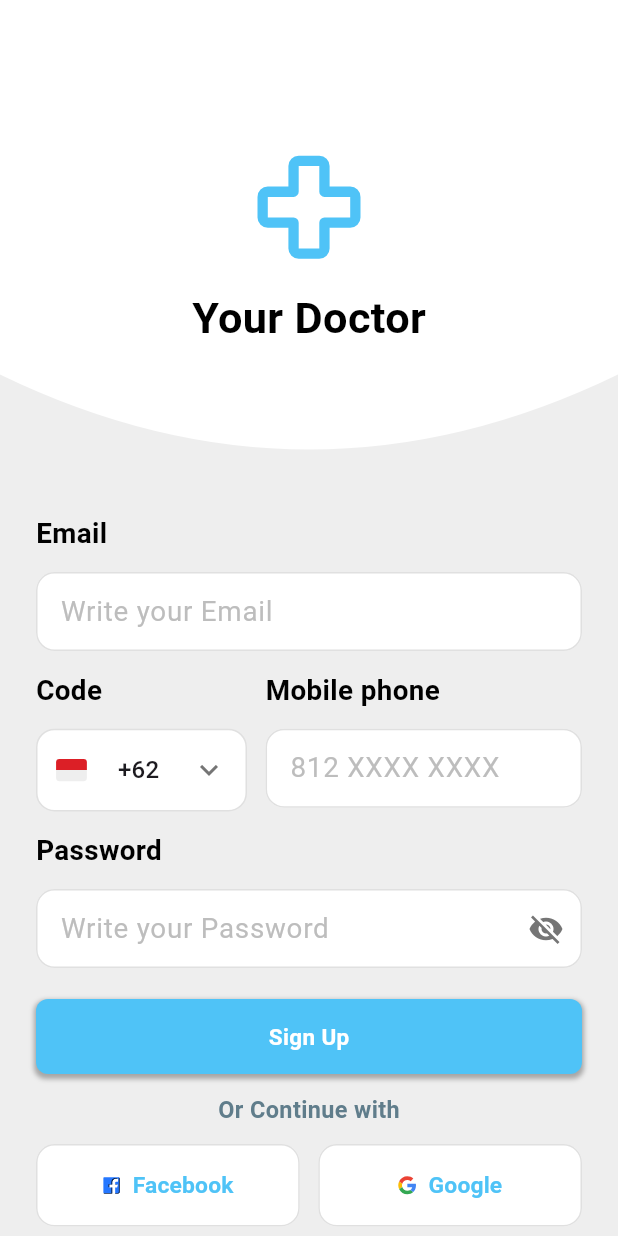
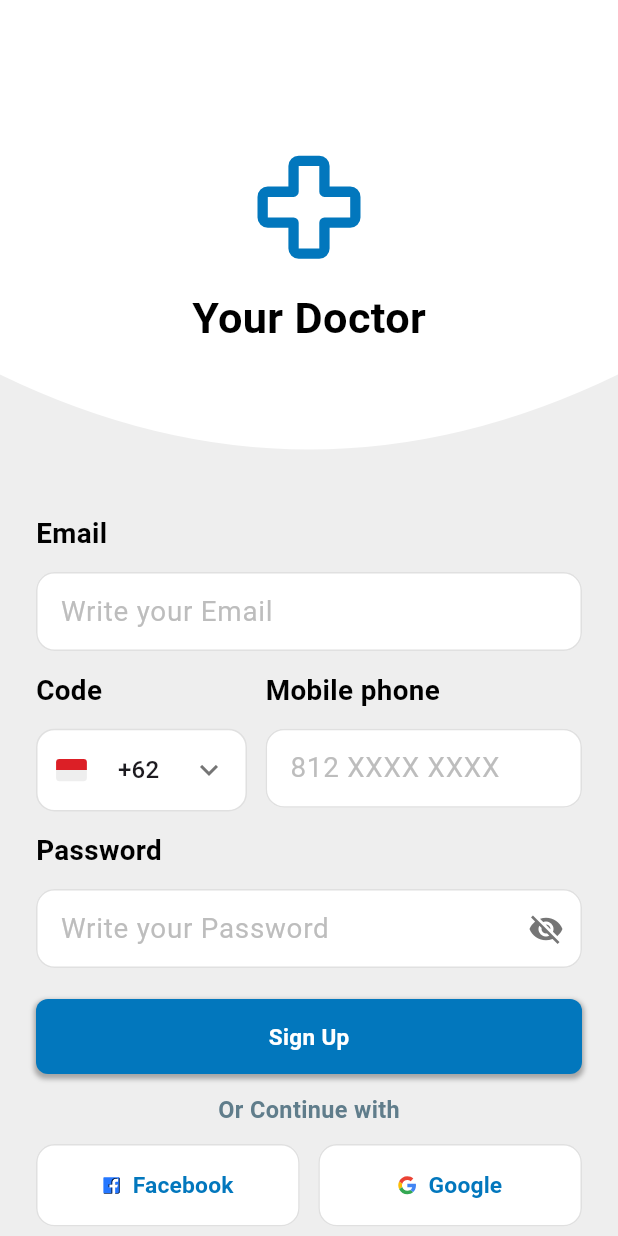
Before and after one commit to AATHILA/medicalApp, a Flutter app: the screen it shows after launch, after a tap on "Sign Up", on a phone screen of 412 x 824 dp. Run offline on Flutter 3.47's test engine with Material 3 defaults, Android fonts, the phone set to English and light mode, and no system bars; our stand-ins replace flutter_svg, shared_preferences; network calls fail.

Commit message:
Shared Preferences and Splash Screen Completed

```diff
--- a/lib/auth/login.dart
+++ b/lib/auth/login.dart
@@ -3,6 +3,7 @@ import 'package:flutter_svg/flutter_svg.dart';
 import 'package:medicalapp/auth/registration.dart';
 import 'package:medicalapp/const/custom_button.dart';
 import 'package:medicalapp/const/custom_text.dart';
+import 'package:shared_preferences/shared_preferences.dart';
 
 import '../main.dart';
 import '../screens/homescreen.dart';
@@ -18,6 +19,19 @@ class _LoginState extends State<Login> {
   final TextEditingController _emailController = TextEditingController();
   final TextEditingController _passwordController = TextEditingController();
   bool _obscurePassword = true;
+
+  setUsername()async{
+    String name=_emailController.text.split('@')[0];
+    userName = name[0].toUpperCase() + name.substring(1);
+
+    SharedPreferences prefs =await SharedPreferences.getInstance();
+    prefs.setString("username", userName);
+
+    Navigator.push(
+      context,
+      MaterialPageRoute(builder: (context) => HomeScreen()),
+    );
+  }
 
   @override
   Widget build(BuildContext context) {
@@ -38,7 +52,7 @@ class _LoginState extends State<Login> {
                   children: [
                     SvgPicture.asset(
                       "assets/svg/health-cross-firstaid.svg",
-                      color: Colors.lightBlue.shade300,
+                      color: Colors.lightBlue.shade800,
                       height: width * 0.2,
                     ),
                     SizedBox(height: width * 0.03),
@@ -94,7 +108,7 @@ class _LoginState extends State<Login> {
                             focusedBorder: OutlineInputBorder(
                               borderRadius: BorderRadius.circular(width * 0.03),
                               borderSide: BorderSide(
-                                color: Colors.lightBlue.shade300,
+                                color: Colors.lightBlue.shade800,
                               ),
                             ),
                             contentPadding: EdgeInsets.symmetric(
@@ -139,7 +153,7 @@ class _LoginState extends State<Login> {
                             focusedBorder: OutlineInputBorder(
                               borderRadius: BorderRadius.circular(width * 0.03),
                               borderSide: BorderSide(
-                                color: Colors.lightBlue.shade300,
+                                color: Colors.lightBlue.shade800,
                               ),
                             ),
                             suffixIcon: IconButton(
@@ -172,7 +186,7 @@ class _LoginState extends State<Login> {
                         onPressed: () {},
                         child: CustomText(
                           title: "Forgot your password?",
-                          color: Colors.lightBlue.shade300,
+                          color: Colors.lightBlue.shade800,
                           fontSize: width * 0.035,
                         ),
                       ),
@@ -182,13 +196,10 @@ class _LoginState extends State<Login> {
 
                     CustomButton(
                       onPressed: () {
-                        Navigator.push(
-                          context,
-                          MaterialPageRoute(builder: (context) => HomeScreen()),
-                        );
+                       setUsername();
                       },
                       text: "Sign In",
-                      backgroundColor: Colors.lightBlue.shade300,
+                      backgroundColor: Colors.lightBlue.shade800,
                     ),
 
                     SizedBox(height: width * 0.04),
@@ -211,7 +222,7 @@ class _LoginState extends State<Login> {
                             ),
                             label: CustomText(
                               title: "Facebook",
-                              color: Colors.lightBlue.shade300,
+                              color: Colors.lightBlue.shade800,
                               fontSize: width * 0.037,
                             ),
                             style: OutlinedButton.styleFrom(
@@ -239,7 +250,7 @@ class _LoginState extends State<Login> {
                             ),
                             label: CustomText(
                               title: "Google",
-                              color: Colors.lightBlue.shade300,
+                              color: Colors.lightBlue.shade800,
                               fontSize: width * 0.037,
                             ),
                             style: OutlinedButton.styleFrom(
@@ -265,6 +276,7 @@ class _LoginState extends State<Login> {
                         CustomText(title: "You don't have account?",fontWeight: FontWeight.bold,fontSize: width*0.038),
                         TextButton(
                           onPressed: () {
+
                             Navigator.push(
                               context,
                               MaterialPageRoute(builder: (context) => Registration()),
@@ -274,7 +286,7 @@ class _LoginState extends State<Login> {
                           child: CustomText(
                             title: "Sign Up",
                             fontSize: width * 0.04,
-                            color: Colors.lightBlue.shade300,
+                            color: Colors.lightBlue.shade800,
                             fontWeight: FontWeight.bold,
                           ),
                         ),
--- a/lib/auth/registration.dart
+++ b/lib/auth/registration.dart
@@ -38,7 +38,7 @@ class _RegistrationState extends State<Registration> {
                   children: [
                     SvgPicture.asset(
                       "assets/svg/health-cross-firstaid.svg",
-                      color: Colors.lightBlue.shade300,
+                      color: Colors.lightBlue.shade800,
                       height: width * 0.2,
                     ),
                     SizedBox(height: width * 0.03),
@@ -281,7 +281,7 @@ class _RegistrationState extends State<Registration> {
                                       width * 0.03,
                                     ),
                                     borderSide: BorderSide(
-                                      color: Colors.lightBlue.shade300,
+                                      color: Colors.lightBlue.shade800,
                                     ),
                                   ),
                                   contentPadding: EdgeInsets.symmetric(
@@ -329,7 +329,7 @@ class _RegistrationState extends State<Registration> {
                             focusedBorder: OutlineInputBorder(
                               borderRadius: BorderRadius.circular(width * 0.03),
                               borderSide: BorderSide(
-                                color: Colors.lightBlue.shade300,
+                                color: Colors.lightBlue.shade800,
                               ),
                             ),
                             suffixIcon: IconButton(
@@ -361,7 +361,7 @@ class _RegistrationState extends State<Registration> {
                         ScaffoldMessenger.of(context).showSnackBar(
                           SnackBar(
                             content: Text("Saved Successfully"),
-                            backgroundColor: Colors.lightBlue.shade300,
+                            backgroundColor: Colors.lightBlue.shade800,
                           ),
                         );
                         Navigator.push(
@@ -370,7 +370,7 @@ class _RegistrationState extends State<Registration> {
                         );
                       },
                       text: "Sign Up",
-                      backgroundColor: Colors.lightBlue.shade300,
+                      backgroundColor: Colors.lightBlue.shade800,
                     ),
 
                     SizedBox(height: width * 0.03),
@@ -398,7 +398,7 @@ class _RegistrationState extends State<Registration> {
                             ),
                             label: CustomText(
                               title: "Facebook",
-                              color: Colors.lightBlue.shade300,
+                              color: Colors.lightBlue.shade800,
                               fontSize: width * 0.037,
                             ),
                             style: OutlinedButton.styleFrom(
@@ -426,7 +426,7 @@ class _RegistrationState extends State<Registration> {
                             ),
                             label: CustomText(
                               title: "Google",
-                              color: Colors.lightBlue.shade300,
+                              color: Colors.lightBlue.shade800,
                               fontSize: width * 0.037,
                             ),
                             style: OutlinedButton.styleFrom(
@@ -466,7 +466,7 @@ class _RegistrationState extends State<Registration> {
                           child: CustomText(
                             title: "Sign In",
                             fontSize: width * 0.04,
-                            color: Colors.lightBlue.shade300,
+                            color: Colors.lightBlue.shade800,
                             fontWeight: FontWeight.bold,
                           ),
                         ),
--- a/lib/main.dart
+++ b/lib/main.dart
@@ -1,9 +1,12 @@
 import 'package:flutter/material.dart';
 import 'package:medicalapp/screens/homescreen.dart';
+import 'package:medicalapp/screens/splashscreen.dart';
 
 import 'auth/login.dart';
 late double height;
 late double width;
+
+var userName;
 void main() {
   runApp(const MyApp());
 }
@@ -22,7 +25,7 @@ class MyApp extends StatelessWidget {
       theme: ThemeData(
         colorScheme: ColorScheme.fromSeed(seedColor: Colors.deepPurple),
       ),
-      home:  Login(),
+      home:  SplashScreen(),
     );
   }
 }
--- /dev/null
+++ b/lib/screens/splashscreen.dart
@@ -0,0 +1,57 @@
+import 'package:flutter/material.dart';
+import 'package:flutter_svg/svg.dart';
+import 'package:medicalapp/screens/homescreen.dart';
+
+import '../auth/login.dart';
+import '../const/custom_text.dart';
+import '../main.dart';
+
+class SplashScreen extends StatefulWidget {
+  const SplashScreen({Key? key}) : super(key: key);
+
+  @override
+  State<SplashScreen> createState() => _SplashScreenState();
+}
+
+class _SplashScreenState extends State<SplashScreen> {
+  @override
+  void initState() {
+    super.initState();
+
+    Future.delayed(const Duration(seconds: 2), () {
+      if (mounted) {
+        Navigator.push(
+          context,
+          MaterialPageRoute(builder: (context) => Login()),
+        );
+      }
+    });
+  }
+
+  @override
+  Widget build(BuildContext context) {
+
+
+    return Scaffold(
+      backgroundColor: Colors.lightBlue.shade800,
+      body: Center(
+        child: Column(
+          mainAxisAlignment: MainAxisAlignment.center,
+          children: [
+            SvgPicture.asset(
+              "assets/svg/health-cross-firstaid.svg",
+              color: Colors.white,
+              height: width * 0.2,
+            ),
+            SizedBox(height: width * 0.03),
+            CustomText(
+              title: "Your Doctor",
+              color: Colors.white,
+              fontSize: width * 0.07,
+            ),
+          ],
+        ),
+      ),
+    );
+  }
+}
--- a/pubspec.yaml
+++ b/pubspec.yaml
@@ -35,6 +35,7 @@ dependencies:
   # Use with the CupertinoIcons class for iOS style icons.
   cupertino_icons: ^1.0.8
   flutter_svg: ^2.1.0
+  shared_preferences: ^2.5.3
 
 dev_dependencies:
   flutter_test:
```
Also changed, not shown: lib/screens/homescreen.dart (+61 -15 lines), pubspec.lock, 1 other file.
